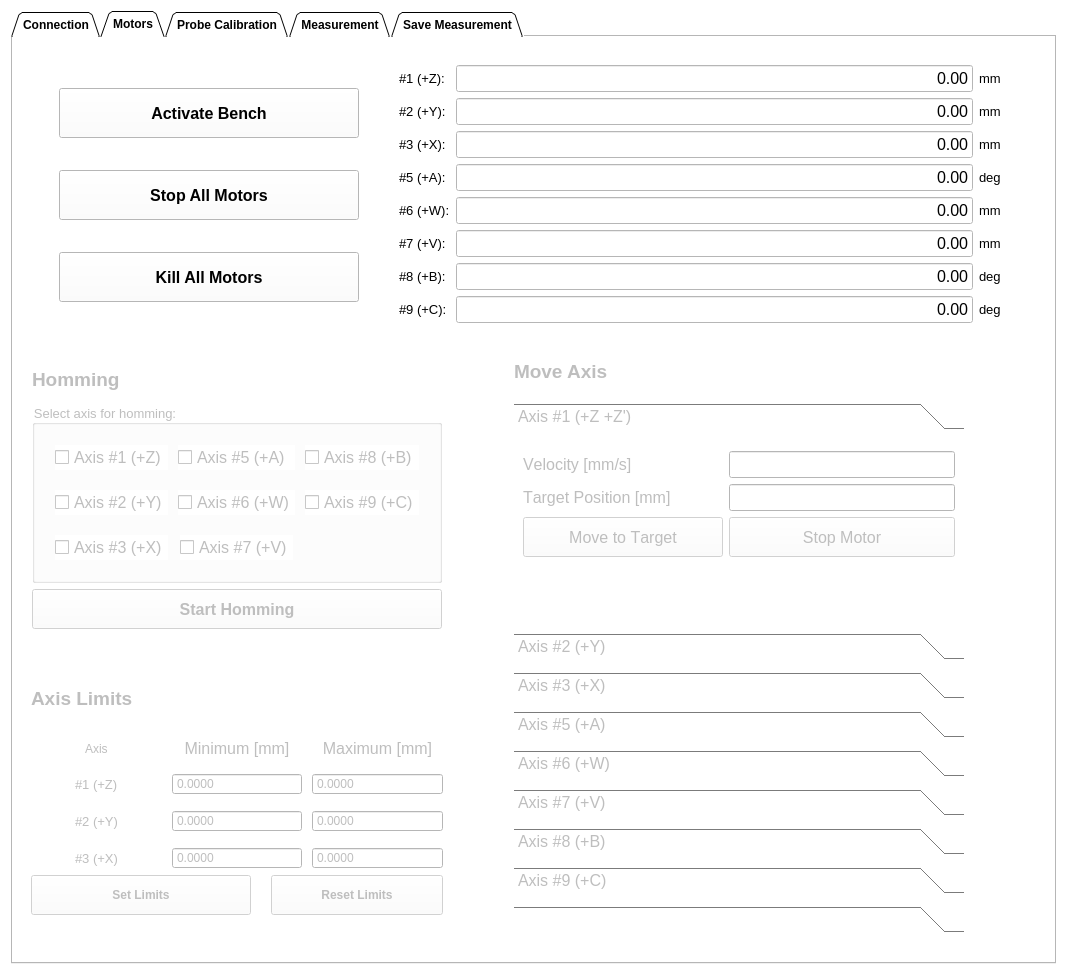
Above: gui/interface.ui from lnls-ima/hall-bench-control before the change. Below: the same form after it.
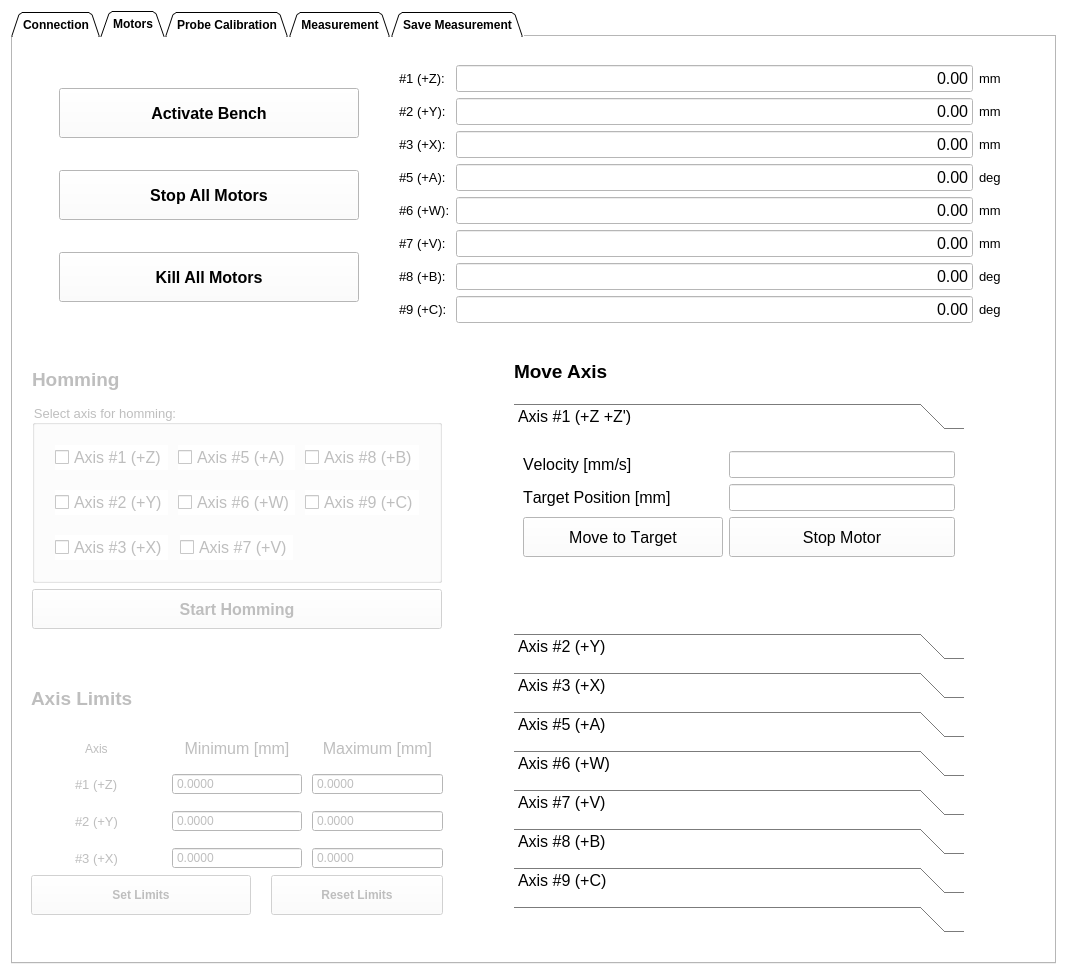
That is the form after the change. The open tabs and pages were chosen to show the change. Icons and pictures are not drawn. Custom widgets are drawn as their Qt base class.

What changed in the file:
```diff
--- a/gui/interface.ui
+++ b/gui/interface.ui
@@ -2038,7 +2038,7 @@
        <item row="1" column="2" rowspan="2">
         <widget class="QFrame" name="fm_move_axis">
          <property name="enabled">
-          <bool>false</bool>
+          <bool>true</bool>
          </property>
          <layout class="QVBoxLayout" name="vl_move_axis">
           <property name="spacing">
@@ -2073,7 +2073,7 @@
           <item>
            <widget class="QToolBox" name="tb_move_axis">
             <property name="enabled">
-             <bool>false</bool>
+             <bool>true</bool>
             </property>
             <property name="minimumSize">
              <size>
@@ -2109,7 +2109,7 @@
             </property>
             <widget class="QWidget" name="pg_axis1">
              <property name="enabled">
-              <bool>false</bool>
+              <bool>true</bool>
              </property>
              <property name="geometry">
               <rect>
@@ -2128,6 +2128,9 @@
               </property>
               <item row="0" column="0">
                <widget class="QLabel" name="la_setvel1">
+                <property name="enabled">
+                 <bool>true</bool>
+                </property>
                 <property name="font">
                  <font>
                   <weight>50</weight>
```
Left out of the diff: 23 changed lines with no effect on the pictures.
